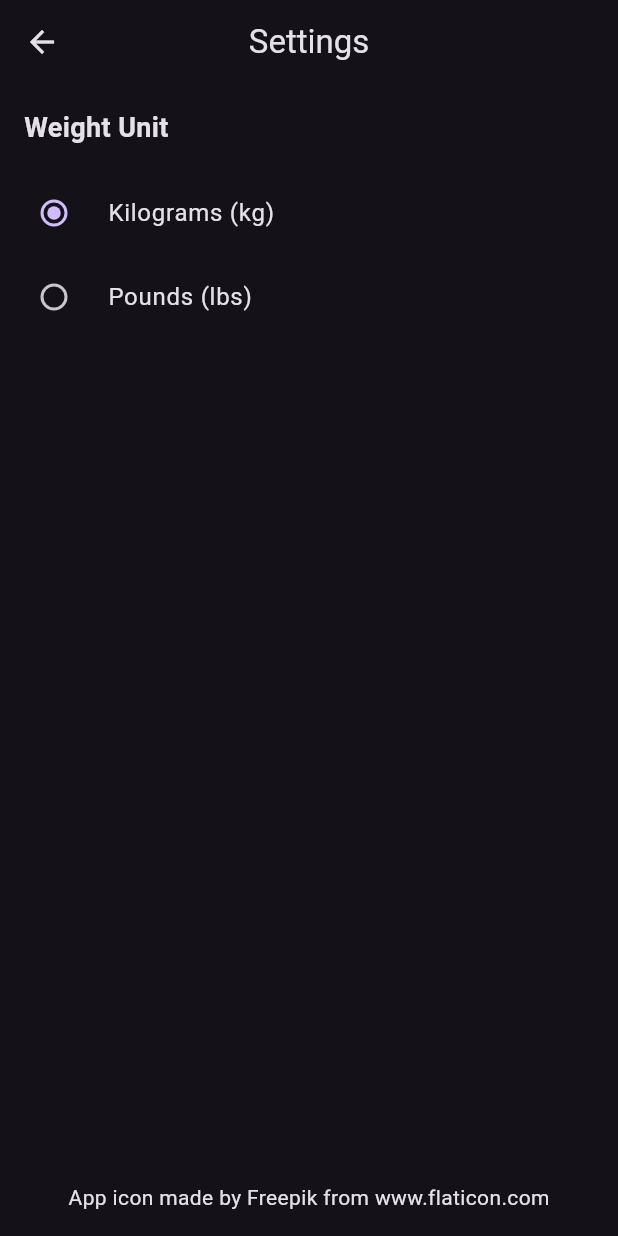
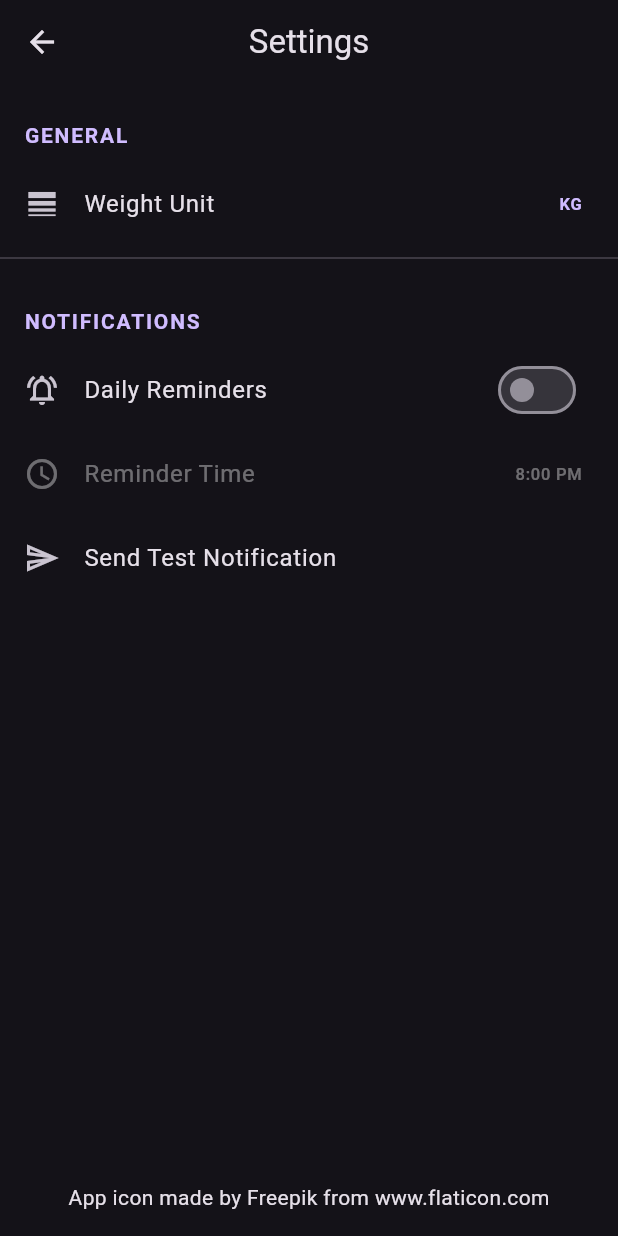
Before and after one commit to adrianmartinsen/average-weight-tracker, a Flutter app: the screen it shows after launch, after a tap on the "settings" icon, on a phone screen of 412 x 824 dp. Run offline on Flutter 3.47's test engine with Material 3 defaults, Android fonts, the light colour scheme and no system bars; our stand-ins replace equatable, flutter_bloc, flutter_local_notifications, shared_preferences, sqflite, timezone; accounts and stored records are empty.

Commit message:
revamped settings menu and added daily notification option - need to test if this option is working and if permissions are set correctly

```diff
--- a/lib/data/repository/app_settings_repo.dart
+++ b/lib/data/repository/app_settings_repo.dart
@@ -18,7 +18,6 @@ class AppSettingsRepo implements SettingsRepo {
   final NotificationService notificationService;
 
   final _settingsController = StreamController<Settings>.broadcast();
-  late Settings? _currentSettings;
 
   @override
   Stream<Settings> get settingsStream => _settingsController.stream;
@@ -28,14 +27,14 @@ class AppSettingsRepo implements SettingsRepo {
     final weightUnit = await weightSettingsService.getWeightUnit();
     final remindersEnabled =
         await reminderSettingsService.getRemindersEnabled();
-    // final reminderTime = await reminderSettingsService.getReminderTime();
+    final reminderTime = await reminderSettingsService.getReminderTime();
 
     final settings = Settings(
       weightUnit: weightUnit,
       remindersEnabled: remindersEnabled,
-      // reminderTime: reminderTime,
+      reminderTime: reminderTime,
     );
-    _currentSettings = settings;
+    _settingsController.add(settings);
     return settings;
   }
 
@@ -45,17 +44,25 @@ class AppSettingsRepo implements SettingsRepo {
     await weightSettingsService.setWeightUnit(settings.weightUnit);
     await reminderSettingsService
         .setRemindersEnabled(settings.remindersEnabled);
-    // await reminderSettingsService.setReminderTime(settings.reminderTime);
+    await reminderSettingsService.setReminderTime(settings.reminderTime);
 
     // Handle notification logic
-    // if (settings.remindersEnabled) {
-    //   await notificationService.scheduleDailyWeighInReminder(settings.reminderTime);
-    // } else {
-    //   await notificationService.cancelAllNotifications();
-    // }
+    if (settings.remindersEnabled) {
+      await notificationService.scheduleDailyWeighInReminder(settings.reminderTime);
+    } else {
+      await notificationService.cancelAllNotifications();
+    }
 
     // Update the current settings cache and notify listeners
-    _currentSettings = settings;
     _settingsController.add(settings);
   }
+
+  @override
+  Future<void> showTestNotification() async {
+    return notificationService.showNotification(
+      id: 1,
+      title: 'Test Notification',
+      body: 'This is a test notification.',
+    );
+  }
 }
--- a/lib/data/services/notification_service.dart
+++ b/lib/data/services/notification_service.dart
@@ -5,13 +5,16 @@ import 'package:timezone/timezone.dart' as tz;
 class NotificationService {
   final notificationsPlugin = FlutterLocalNotificationsPlugin();
 
-  final bool _isInitialized = false;
+  bool _isInitialized = false;
   bool get isInitialized => _isInitialized;
 
   Future<void> init() async {
     if (_isInitialized) return;
 
-    const initSettingsAndroid = AndroidInitializationSettings('app_icon');
+    tz.initializeTimeZones();
+
+    const initSettingsAndroid =
+        AndroidInitializationSettings('@mipmap/ic_launcher');
 
     const initSettingsIOS = DarwinInitializationSettings();
 
@@ -21,5 +24,75 @@ class NotificationService {
     );
 
     await notificationsPlugin.initialize(initSettings);
+    _isInitialized = true;
+  }
+
+  NotificationDetails _instantNotificationDetails() {
+    return const NotificationDetails(
+      android: AndroidNotificationDetails(
+        'instant_notification_channel_id',
+        'Instant Notifications',
+        channelDescription: 'Instant Notification Channel',
+        importance: Importance.max,
+        priority: Priority.high,
+      ),
+      iOS: DarwinNotificationDetails(),
+    );
+  }
+
+  NotificationDetails _scheduledNotificationDetails() {
+    return const NotificationDetails(
+      android: AndroidNotificationDetails(
+        'scheduled_notification_channel_id',
+        'Scheduled Notifications',
+        channelDescription: 'Scheduled Notification Channel',
+        importance: Importance.max,
+        priority: Priority.high,
+      ),
+      iOS: DarwinNotificationDetails(),
+    );
+  }
+
+  Future<void> showNotification({
+    required int id,
+    required String title,
+    required String body,
+  }) async {
+    await notificationsPlugin.show(
+      id,
+      title,
+      body,
+      _instantNotificationDetails(),
+    );
+  }
+
+  Future<void> scheduleDailyWeighInReminder(String time) async {
+    final timeParts = time.split(':');
+    final hour = int.parse(timeParts[0]);
+    final minute = int.parse(timeParts[1]);
+
+    await notificationsPlugin.zonedSchedule(
+      0, // ID for this notification
+      'Time to Weigh In!',
+      'Don\'t forget to record your weight for today.',
+      _nextInstanceOfTime(hour, minute),
+      _scheduledNotificationDetails(),
+      androidScheduleMode: AndroidScheduleMode.inexactAllowWhileIdle,
+      matchDateTimeComponents: DateTimeComponents.time,
+    );
+  }
+
+  Future<void> cancelAllNotifications() async {
+    await notificationsPlugin.cancelAll();
+  }
+
+  tz.TZDateTime _nextInstanceOfTime(int hour, int minute) {
+    final tz.TZDateTime now = tz.TZDateTime.now(tz.local);
+    tz.TZDateTime scheduledDate =
+        tz.TZDateTime(tz.local, now.year, now.month, now.day, hour, minute);
+    if (scheduledDate.isBefore(now)) {
+      scheduledDate = scheduledDate.add(const Duration(days: 1));
+    }
+    return scheduledDate;
   }
 }
--- a/lib/domain/settings_model.dart
+++ b/lib/domain/settings_model.dart
@@ -4,12 +4,12 @@ import 'package:flutter/foundation.dart';
 class Settings {
   final String weightUnit;
   final bool remindersEnabled;
-  // final String reminderTime; // Stored in 'HH:mm' format, e.g., "20:30"
+  final String reminderTime; // Stored in 'HH:mm' format, e.g., "20:30"
 
   const Settings({
     required this.weightUnit,
     required this.remindersEnabled,
-    // required this.reminderTime,
+    required this.reminderTime,
   });
 
   // Allows creating a new instance of Settings with updated values
@@ -21,7 +21,7 @@ class Settings {
     return Settings(
       weightUnit: weightUnit ?? this.weightUnit,
       remindersEnabled: remindersEnabled ?? this.remindersEnabled,
-      // reminderTime: reminderTime ?? this.reminderTime,
+      reminderTime: reminderTime ?? this.reminderTime,
     );
   }
 }
--- a/lib/domain/settings_repo.dart
+++ b/lib/domain/settings_repo.dart
@@ -12,4 +12,8 @@ abstract class SettingsRepo {
 
   // A stream that emits the new Settings object whenever they change.
   Stream<Settings> get settingsStream;
+
+
+  // Shows a test notification.
+  Future<void> showTestNotification();
 }
--- a/lib/presentation/average-weight/view/average_weight_view.dart
+++ b/lib/presentation/average-weight/view/average_weight_view.dart
@@ -63,7 +63,7 @@ class AverageWeightView extends StatelessWidget {
                     );
                   } else {
                     return Padding(
-                      padding: const EdgeInsets.fromLTRB(16, 12, 16, 40),
+                      padding: const EdgeInsets.fromLTRB(16, 16, 16, 40),
                       child: Container(
                         decoration: BoxDecoration(
                           borderRadius: BorderRadius.circular(12.0),
--- a/lib/presentation/settings/settings_cubit.dart
+++ b/lib/presentation/settings/settings_cubit.dart
@@ -14,6 +14,7 @@ class SettingsCubit extends Cubit<Settings> {
           const Settings(
             weightUnit: 'kg',
             remindersEnabled: false,
+            reminderTime: '20:00',
           ),
         ) {
     _subscription = _settingsRepo.settingsStream.listen((settings) {
@@ -41,9 +42,13 @@ class SettingsCubit extends Cubit<Settings> {
   Future<void> setReminders({required bool enabled, String? time}) async {
     final newSettings = state.copyWith(
       remindersEnabled: enabled,
-      // reminderTime: time ?? state.reminderTime, // Only update time if provided
+      reminderTime: time ?? state.reminderTime, // Only update time if provided
     );
     await _settingsRepo.saveSettings(newSettings);
+  }
+
+  Future<void> showTestNotification() async {
+    await _settingsRepo.showTestNotification();
   }
 
   @override
--- a/lib/presentation/settings/settings_view.dart
+++ b/lib/presentation/settings/settings_view.dart
@@ -1,5 +1,6 @@
 import 'package:flutter/material.dart';
 import 'package:flutter_bloc/flutter_bloc.dart';
+import 'package:intl/intl.dart';
 import '../../domain/settings_model.dart';
 import 'settings_cubit.dart';
 
@@ -20,32 +21,52 @@ class SettingsView extends StatelessWidget {
               Expanded(
                 child: ListView(
                   children: [
-                    const Padding(
-                      padding: EdgeInsets.all(16.0),
-                      child: Text(
-                        'Weight Unit',
+                    // --- General Section ---
+                    const _SettingsGroupTitle(title: 'General'),
+                    ListTile(
+                      leading: const Icon(Icons.line_weight),
+                      title: const Text('Weight Unit'),
+                      trailing: Text(
+                        settings.weightUnit.toUpperCase(),
                         style: TextStyle(
-                            fontSize: 18, fontWeight: FontWeight.bold),
+                          color: Theme.of(context).colorScheme.primary,
+                          fontWeight: FontWeight.bold,
+                        ),
                       ),
+                      onTap: () => _showWeightUnitDialog(context, settings),
                     ),
-                    RadioListTile<String>(
-                      title: const Text('Kilograms (kg)'),
-                      value: 'kg',
-                      groupValue: settings.weightUnit,
-                      onChanged: (String? value) {
-                        if (value != null) {
-                          context.read<SettingsCubit>().setWeightUnit(value);
-                        }
+                    const Divider(),
+
+                    // --- Notifications Section ---
+                    const _SettingsGroupTitle(title: 'Notifications'),
+                    SwitchListTile(
+                      secondary:
+                          const Icon(Icons.notifications_active_outlined),
+                      title: const Text('Daily Reminders'),
+                      value: settings.remindersEnabled,
+                      onChanged: (bool value) {
+                        context
+                            .read<SettingsCubit>()
+                            .setReminders(enabled: value);
                       },
                     ),
-                    RadioListTile<String>(
-                      title: const Text('Pounds (lbs)'),
-                      value: 'lbs',
-                      groupValue: settings.weightUnit,
-                      onChanged: (String? value) {
-                        if (value != null) {
-                          context.read<SettingsCubit>().setWeightUnit(value);
-                        }
+                    ListTile(
+                      enabled: settings.remindersEnabled,
+                      leading: const Icon(Icons.access_time),
+                      title: const Text('Reminder Time'),
+                      trailing:
+                          Text(_formatTime(context, settings.reminderTime)),
+                      onTap: () => _selectTime(context, settings.reminderTime),
+                    ),
+                    ListTile(
+                      leading: const Icon(Icons.send_outlined),
+                      title: const Text('Send Test Notification'),
+                      onTap: () {
+                        context.read<SettingsCubit>().showTestNotification();
+                        ScaffoldMessenger.of(context).showSnackBar(
+                          const SnackBar(
+                              content: Text('Test notification sent!')),
+                        );
                       },
                     ),
                   ],
@@ -63,4 +84,92 @@ class SettingsView extends StatelessWidget {
       },
     );
   }
+
+  String _formatTime(BuildContext context, String time) {
+    final timeParts = time.split(':');
+    final hour = int.parse(timeParts[0]);
+    final minute = int.parse(timeParts[1]);
+    final timeOfDay = TimeOfDay(hour: hour, minute: minute);
+    return timeOfDay.format(context);
+  }
+
+  Future<void> _selectTime(BuildContext context, String currentTime) async {
+    final cubit = context.read<SettingsCubit>();
+    final timeParts = currentTime.split(':');
+    final initialTime = TimeOfDay(
+      hour: int.parse(timeParts[0]),
+      minute: int.parse(timeParts[1]),
+    );
+
+    final TimeOfDay? picked = await showTimePicker(
+      context: context,
+      initialTime: initialTime,
+    );
+
+    if (picked != null) {
+      final newTime =
+          '${picked.hour.toString().padLeft(2, '0')}:${picked.minute.toString().padLeft(2, '0')}';
+      cubit.setReminders(enabled: cubit.state.remindersEnabled, time: newTime);
+    }
+  }
+
+  void _showWeightUnitDialog(BuildContext context, Settings settings) {
+    showDialog(
+      context: context,
+      builder: (BuildContext dialogContext) {
+        return AlertDialog(
+          title: const Text('Select Weight Unit'),
+          content: Column(
+            mainAxisSize: MainAxisSize.min,
+            children: [
+              RadioListTile<String>(
+                title: const Text('Kilograms (kg)'),
+                value: 'kg',
+                groupValue: settings.weightUnit,
+                onChanged: (String? value) {
+                  if (value != null) {
+                    context.read<SettingsCubit>().setWeightUnit(value);
+                    Navigator.of(dialogContext).pop();
+                  }
+                },
+              ),
+              RadioListTile<String>(
+                title: const Text('Pounds (lbs)'),
+                value: 'lbs',
+                groupValue: settings.weightUnit,
+                onChanged: (String? value) {
+                  if (value != null) {
+                    context.read<SettingsCubit>().setWeightUnit(value);
+                    Navigator.of(dialogContext).pop();
+                  }
+                },
+              ),
+            ],
+          ),
+        );
+      },
+    );
+  }
 }
+
+// A helper widget for section titles to keep the list clean and consistent.
+class _SettingsGroupTitle extends StatelessWidget {
+  const _SettingsGroupTitle({required this.title});
+  final String title;
+
+  @override
+  Widget build(BuildContext context) {
+    return Padding(
+      padding: const EdgeInsets.only(
+          left: 16.0, right: 16.0, top: 24.0, bottom: 8.0),
+      child: Text(
+        title.toUpperCase(),
+        style: TextStyle(
+          color: Theme.of(context).colorScheme.primary,
+          fontWeight: FontWeight.bold,
+          letterSpacing: 1.2,
+        ),
+      ),
+    );
+  }
+}
```
Also changed, not shown: 2 other files.
